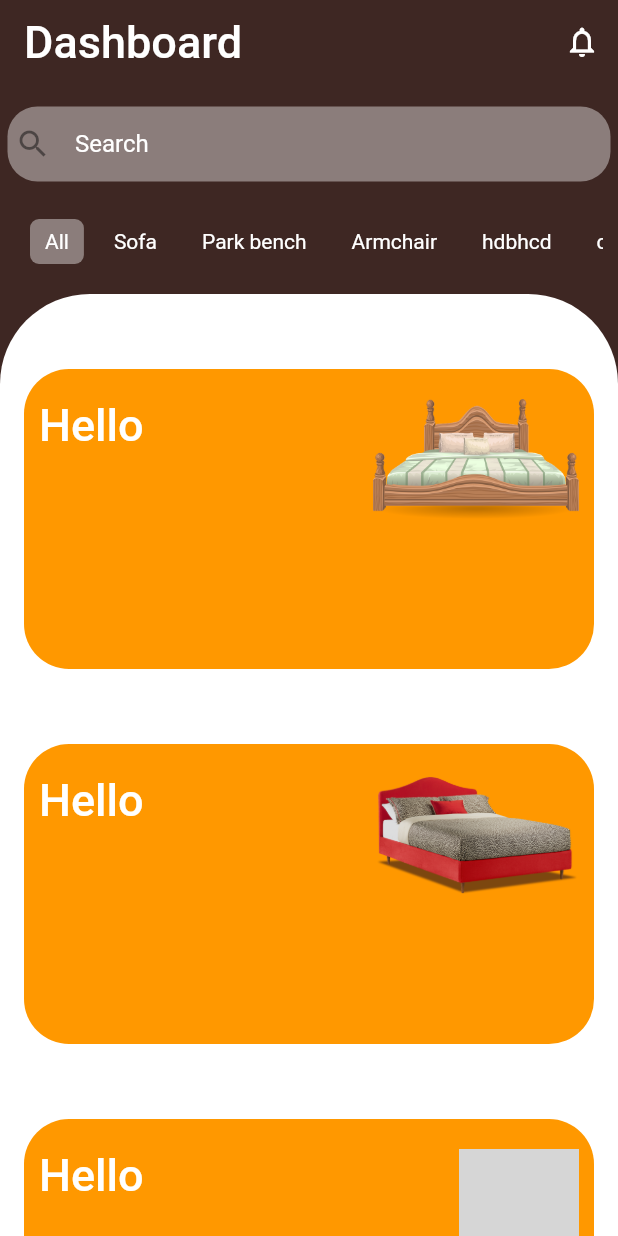
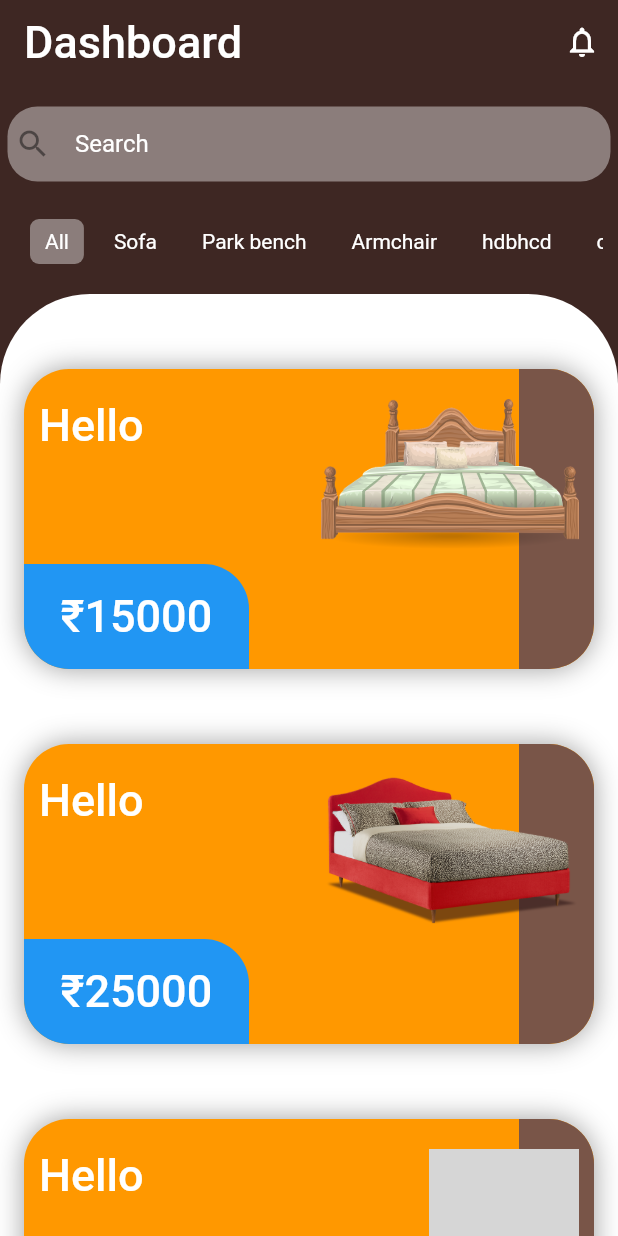
Before and after one commit to luv8860/Furniture-Waalah, a Flutter app: the ProductScreen screen opened directly, on a phone screen of 412 x 824 dp. Run offline on Flutter 3.47's test engine with Material 2 defaults, Android fonts, the phone set to English and light mode, and no system bars; our stand-ins replace animated_splash_screen, auto_size_text, page_transition, simple_animations; grey boxes are pictures that could not be loaded.

Commit message:
new changes

```diff
--- a/lib/screens/body.dart
+++ b/lib/screens/body.dart
@@ -1,5 +1,6 @@
 import 'package:flutter/material.dart';
 import 'package:furniture_waalah/services/category_list.dart';
+import 'package:furniture_waalah/services/product_card.dart';
 import 'package:furniture_waalah/services/search_box.dart';
 
 class Body extends StatelessWidget {
@@ -23,18 +24,20 @@ class Body extends StatelessWidget {
             child: ListView(
               children: [
                 SizedBox(height: 50),
-                ProductCard(imglink:'assets/bed.png',name:'Hello'),
+                ProductCard(
+                    imglink: 'assets/bed.png', name: 'Hello', price: '₹15000'),
                 SizedBox(height: 50),
-                ProductCard(imglink:'assets/bed2.png',name:'Hello'),
+                ProductCard(
+                    imglink: 'assets/bed2.png', name: 'Hello', price: '₹25000'),
                 SizedBox(height: 50),
-                ProductCard(imglink:'assets/bed3.png',name:'Hello'),
+                ProductCard(
+                    imglink: 'assets/bed3.png', name: 'Hello', price: '₹17500'),
                 SizedBox(height: 50),
-                ProductCard(imglink:'assets/bed4.png',name:'Hello'),
+                ProductCard(
+                    imglink: 'assets/bed4.png', name: 'Hello', price: '₹19000'),
                 SizedBox(height: 50),
-                ProductCard(imglink:'assets/bed5.png',name:'Hello'),
-
-
-
+                ProductCard(
+                    imglink: 'assets/bed5.png', name: 'Hello', price: '₹35000'),
               ],
             ),
           )
@@ -43,29 +46,3 @@ class Body extends StatelessWidget {
     );
   }
 }
-
-class ProductCard extends StatelessWidget {
-  final String imglink;
-  final String name;
-  ProductCard({Key key, @required this.imglink, @required this.name}) : super(key: key);
-  @override
-  Widget build(BuildContext context) {
-    return FlatButton(
-      focusColor: Colors.transparent,
-      hoverColor: Colors.transparent,
-      highlightColor: Colors.transparent,
-      child: Container(
-        height: 200,
-        width: 500,
-        decoration: BoxDecoration(
-            color: Colors.orange,
-            borderRadius: BorderRadiusDirectional.all(Radius.circular(30))),
-        child:Stack(children: [
-          Positioned(top:20,left:10,child: Text(name,style:TextStyle(color:Colors.white,fontSize: 30))),
-          Positioned(top:20,right:10,child: Image.asset(imglink,height:80)),
-        ],)
-      ),
-      onPressed: () {},
-    );
-  }
-}
--- /dev/null
+++ b/lib/screens/details.dart
@@ -0,0 +1,22 @@
+import 'package:flutter/material.dart';
+
+class Details extends StatefulWidget {
+   final String imglink;
+   Details({Key key, @required this.imglink}) : super(key: key);
+  @override
+  _DetailsState createState() => _DetailsState(imglink);
+}
+
+class _DetailsState extends State<Details> {
+  final String imglink;
+   _DetailsState(this.imglink);
+  @override
+  Widget build(BuildContext context) {
+    return Scaffold(
+      backgroundColor: Colors.white,
+      body:Container(
+        child: Hero(transitionOnUserGestures:true,tag: 'abc$imglink', child: Image.asset(imglink))
+      ),
+    );
+  }
+}
--- a/lib/screens/signup_page.dart
+++ b/lib/screens/signup_page.dart
@@ -178,7 +178,7 @@ class Signup extends StatelessWidget {
                                 color: Colors.white,
                                 fontWeight: FontWeight.bold)),
                         onPressed: () {
-Navigator.of(context).pushReplacement(
+Navigator.of(context).push(
                                               MaterialPageRoute(
                                                   builder: (context) =>
                                                       ProductScreen()));
--- a/lib/services/category_list.dart
+++ b/lib/services/category_list.dart
@@ -6,7 +6,7 @@ class Categorylist extends StatefulWidget {
 }
 
 class _CategorylistState extends State<Categorylist> {
-  int selected_index=0;
+  int selectedindex=0;
   List categories=['All','Sofa','Park bench','Armchair','hdbhcd','cadsckjac','askcbsa'];
   @override
   Widget build(BuildContext context) {
@@ -19,7 +19,7 @@ class _CategorylistState extends State<Categorylist> {
         itemBuilder: (context,index) => GestureDetector(
           onTap: (){
             setState(() {
-              selected_index=index;
+              selectedindex=index;
             });
           },
                   child: Container(alignment:Alignment.center
@@ -27,7 +27,7 @@ class _CategorylistState extends State<Categorylist> {
           margin:EdgeInsets.only(left:10),
           padding:EdgeInsets.symmetric(horizontal:10),
           decoration:BoxDecoration(
-            color:index==selected_index?
+            color:index==selectedindex?
               Colors.white.withOpacity(0.4):
               Colors.transparent,
             borderRadius:BorderRadius.circular(6)
--- /dev/null
+++ b/lib/services/product_card.dart
@@ -0,0 +1,79 @@
+import 'package:flutter/material.dart';
+import 'package:furniture_waalah/screens/details.dart';
+class ProductCard extends StatelessWidget {
+  final String imglink;
+  final String name;
+  final String price;
+  ProductCard(
+      {Key key,
+      @required this.imglink,
+      @required this.name,
+      @required this.price})
+      : super(key: key);
+  @override
+  Widget build(BuildContext context) {
+    return FlatButton(
+      focusColor: Colors.transparent,
+      hoverColor: Colors.transparent,
+      highlightColor: Colors.transparent,
+      child: Container(
+          height: 200,
+          width: 500,
+          decoration: BoxDecoration(
+              color: Colors.orange,
+              borderRadius: BorderRadiusDirectional.all(Radius.circular(30)),
+              boxShadow: [
+                BoxShadow(
+                  color: Colors.grey,
+                  blurRadius: 15.0,
+                ),
+              ]),
+          child: Stack(
+            children: [
+              Positioned(
+                right: 0,
+                child: Container(
+                  height: 200,
+                  width: 50,
+                  decoration: BoxDecoration(
+                      color: Colors.brown,
+                      borderRadius: BorderRadiusDirectional.only(
+                          topEnd: Radius.circular(30),
+                          bottomEnd: Radius.circular(30))),
+
+                ),
+              ),
+              Positioned(
+                  top: 20,
+                  left: 10,
+                  child: Text(name,
+                      style: TextStyle(color: Colors.white, fontSize: 30))),
+              Positioned(
+                  top: 20, right: 10, child: Hero(tag:'abc$imglink',child: Image.asset(imglink, height: 100))),
+              Positioned(
+                top: 130,
+                child: Container(
+                  height: 70,
+                  width: 150,
+                  decoration: BoxDecoration(
+                      color: Colors.blue,
+                      borderRadius: BorderRadiusDirectional.only(
+                          topEnd: Radius.circular(30),
+                          bottomStart: Radius.circular(30))),
+                  child: Center(
+                    child: Text(price,
+                        style: TextStyle(color: Colors.white, fontSize: 30)),
+                  ),
+                ),
+              )
+            ],
+          )),
+      onPressed: () {
+       Navigator.of(context).push(
+                                              MaterialPageRoute(
+                                                  builder: (context) =>
+                                                      Details(imglink: imglink,)));
+      },
+    );
+  }
+}
```
